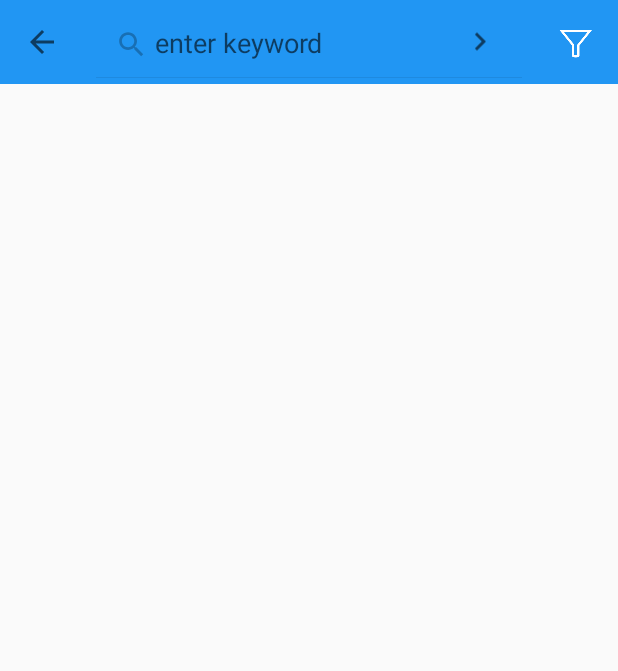
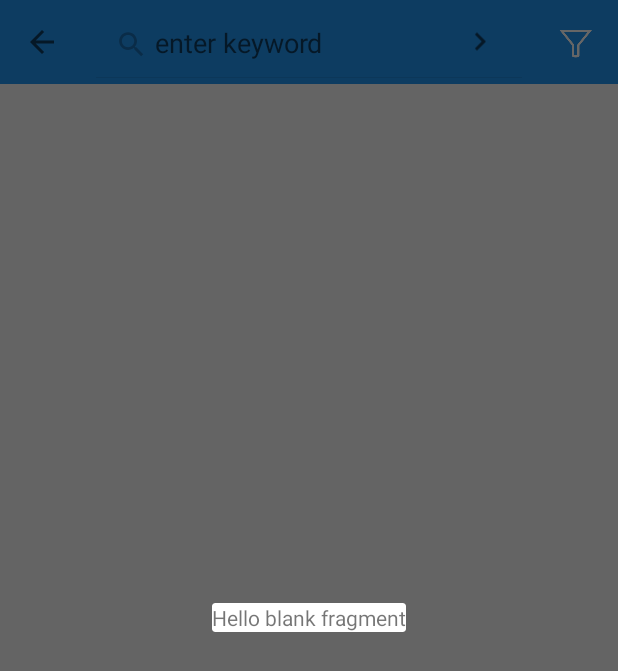
Before and after one commit to drana/TheNewsHub, an Android app: the screen it shows after launch (SearchActivity), after a tap on "Filter", on a phone screen of 412 x 824 dp. Shown: the top 671 px of the screen. Run offline under Robolectric (Android 15) with nearby library versions, the phone set to English and light mode, and no system bars; our stand-ins replace ButterKnife, Picasso; libraries missing offline, so code that uses them is left out: jp.wasabeef.picasso; pictures from the network do not load; 1 other tap on this screen came first.

Commit message:
fragment

```diff
--- a/TheNewsHub/app/src/main/java/com/db/dipenrana/thenewshub/activities/SearchActivity.java
+++ b/TheNewsHub/app/src/main/java/com/db/dipenrana/thenewshub/activities/SearchActivity.java
@@ -3,6 +3,7 @@ package com.db.dipenrana.thenewshub.activities;
 import android.app.SearchManager;
 import android.content.Intent;
 import android.os.Bundle;
+import android.support.v4.app.FragmentManager;
 import android.support.v7.app.AppCompatActivity;
 import android.support.v7.widget.RecyclerView;
 import android.support.v7.widget.SearchView;
@@ -18,6 +19,7 @@ import android.widget.Toast;
 
 import com.db.dipenrana.thenewshub.R;
 import com.db.dipenrana.thenewshub.adapters.ArticleRecyclerViewAdapter;
+import com.db.dipenrana.thenewshub.fragments.FilterFragment;
 import com.db.dipenrana.thenewshub.models.Article;
 import com.db.dipenrana.thenewshub.utils.EndlessRecyclerViewScrollListener;
 import com.db.dipenrana.thenewshub.utils.ItemClickSupport;
@@ -176,9 +178,9 @@ public class SearchActivity extends AppCompatActivity {
 
         if(item.getItemId() == R.id.miFilter){
 
-//            FragmentManager fm = getSupportFragmentManager();
-//            FilterFragment filterFragment = FilterFragment.newInstance("Hello","World");
-//            filterFragment.show(fm, "fragment_filter");
+            FragmentManager fm = getSupportFragmentManager();
+            FilterFragment filterFragment = FilterFragment.newInstance("Hello","World");
+            filterFragment.show(fm, "fragment_filter");
 
         }
         return  true;
--- /dev/null
+++ b/TheNewsHub/app/src/main/java/com/db/dipenrana/thenewshub/fragments/FilterFragment.java
@@ -0,0 +1,43 @@
+package com.db.dipenrana.thenewshub.fragments;
+
+
+import android.support.v4.app.DialogFragment;
+import android.os.Bundle;
+import android.app.Fragment;
+import android.view.LayoutInflater;
+import android.view.View;
+import android.view.ViewGroup;
+
+import com.db.dipenrana.thenewshub.R;
+
+/**
+ * A simple {@link Fragment} subclass.
+ */
+public class FilterFragment extends DialogFragment {
+
+
+    public FilterFragment() {
+        // Required empty public constructor
+    }
+
+    public static FilterFragment newInstance(String param1, String param2) {
+        FilterFragment fragment = new FilterFragment();
+//        Bundle args = new Bundle();
+//        fragment.setArguments(args);
+        return fragment;
+    }
+
+
+    @Override
+    public View onCreateView(LayoutInflater inflater, ViewGroup container,
+                             Bundle savedInstanceState) {
+        // Inflate the layout for this fragment
+        return inflater.inflate(R.layout.fragment_filter, container, false);
+    }
+
+    @Override
+    public void onDetach() {
+        super.onDetach();
+    }
+
+}
--- /dev/null
+++ b/TheNewsHub/app/src/main/res/layout/fragment_filter.xml
@@ -0,0 +1,13 @@
+<FrameLayout xmlns:android="http://schemas.android.com/apk/res/android"
+    xmlns:tools="http://schemas.android.com/tools"
+    android:layout_width="match_parent"
+    android:layout_height="match_parent"
+    tools:context="com.db.dipenrana.thenewshub.fragments.FilterFragment">
+
+    <!-- TODO: Update blank fragment layout -->
+    <TextView
+        android:layout_width="match_parent"
+        android:layout_height="match_parent"
+        android:text="@string/hello_blank_fragment" />
+
+</FrameLayout>
--- a/TheNewsHub/app/src/main/res/values/strings.xml
+++ b/TheNewsHub/app/src/main/res/values/strings.xml
@@ -3,4 +3,7 @@
     <string name="title_activity_search">SearchActivity</string>
     <string name="btntxtSearch">Search</string>
     <string name="search_hint">search articles in NYT</string>
+
+    <!-- TODO: Remove or change this placeholder text -->
+    <string name="hello_blank_fragment">Hello blank fragment</string>
 </resources>
```
